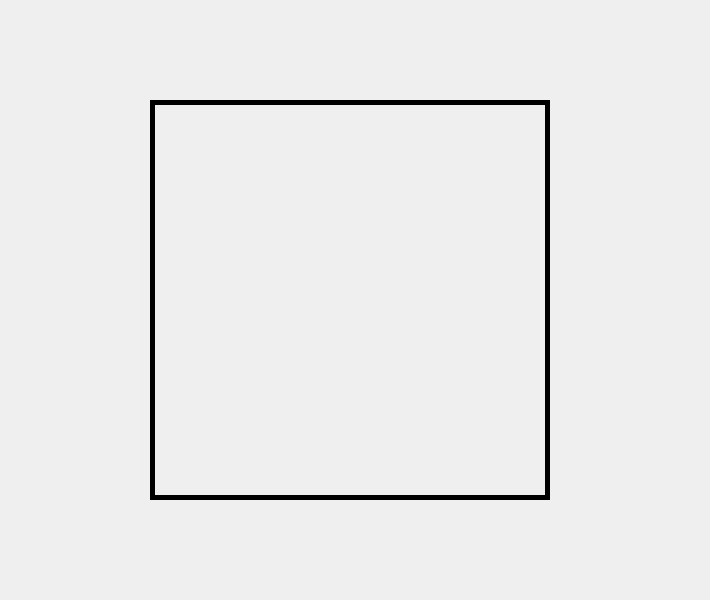
minorleaguegrayonassociates/GrayonSlam, file src/views/dashboardview.ui: the form before one commit.
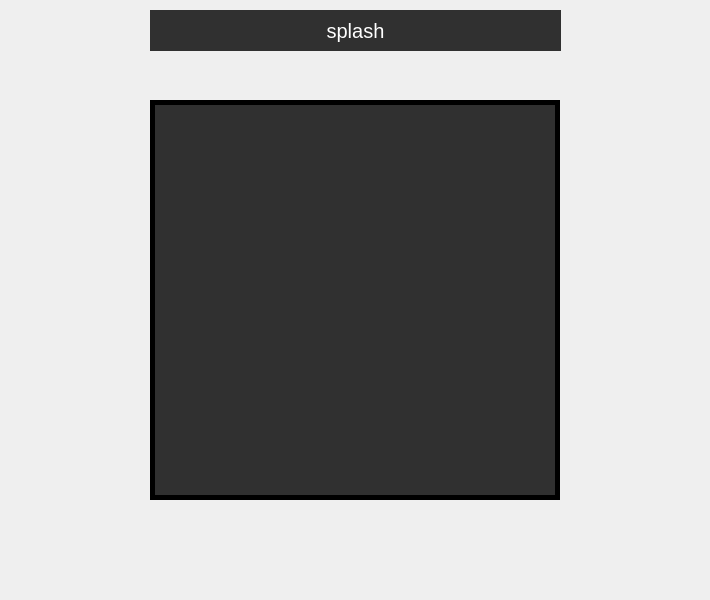
The form after the commit.

Commit message: Splash message now show on dashboard

The edit to the form file:
```diff
--- a/src/views/dashboardview.ui
+++ b/src/views/dashboardview.ui
@@ -18,12 +18,40 @@
     <rect>
      <x>150</x>
      <y>100</y>
-     <width>400</width>
+     <width>410</width>
      <height>400</height>
     </rect>
    </property>
    <property name="styleSheet">
-    <string notr="true">QWidget { border: 5px solid black; }</string>
+    <string notr="true">QWidget
+{
+	border: 5px solid black;
+	background-color: #303030;
+}</string>
+   </property>
+  </widget>
+  <widget class="QLabel" name="label_splash">
+   <property name="geometry">
+    <rect>
+     <x>150</x>
+     <y>10</y>
+     <width>411</width>
+     <height>41</height>
+    </rect>
+   </property>
+   <property name="styleSheet">
+    <string notr="true">QLabel
+{
+	background-color: #303030;
+	color: white;
+	font-size: 20px;
+}</string>
+   </property>
+   <property name="text">
+    <string>splash</string>
+   </property>
+   <property name="alignment">
+    <set>Qt::AlignCenter</set>
    </property>
   </widget>
  </widget>
```
Left out of the diff: 2 changed lines with no effect on the pictures. The commit also changes 9 other files.
